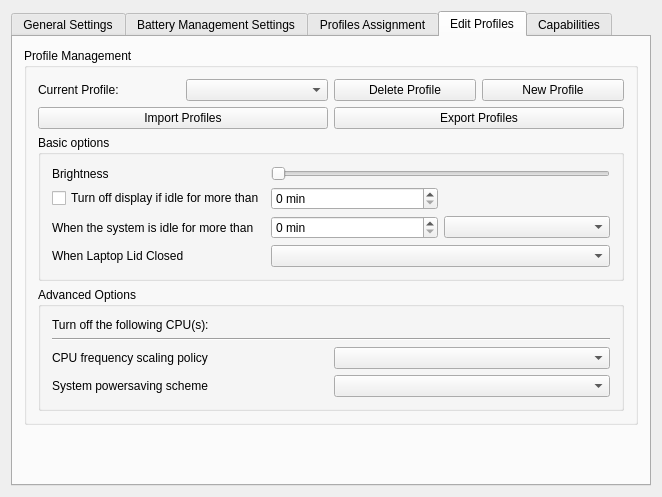
Qt form kcmodule/dialog.ui (KDE/powerdevil) before a commit.
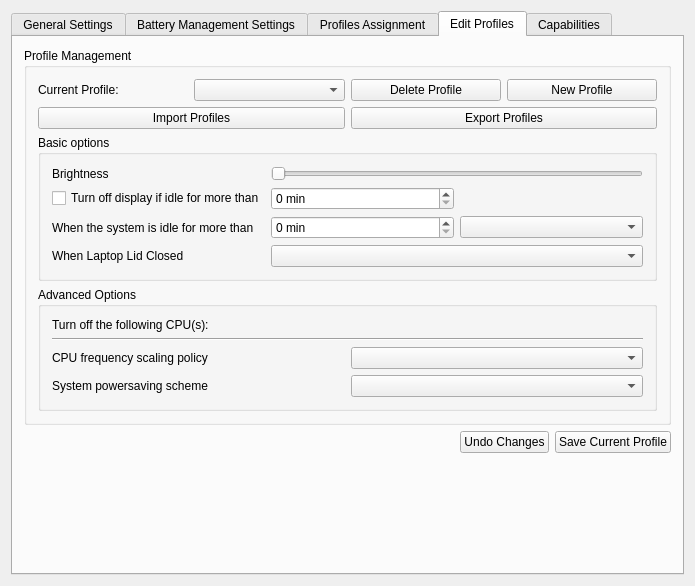
The same form after that commit. The open tabs and pages were chosen to show the change. Custom widgets are drawn as their Qt base class.

Commit message: Implementing a "Save" button for profiles. Now hitting Apply no longer acts on profiles. Also, a warning + question is displayed in case the user tries to switch a edited profile without saving it.

Patch:
```diff
--- a/kcmodule/dialog.ui
+++ b/kcmodule/dialog.ui
@@ -5,8 +5,8 @@
    <rect>
     <x>0</x>
     <y>0</y>
-    <width>662</width>
-    <height>497</height>
+    <width>695</width>
+    <height>586</height>
    </rect>
   </property>
   <property name="mouseTracking" >
@@ -548,6 +548,37 @@
          </layout>
         </widget>
        </item>
+       <item>
+        <layout class="QHBoxLayout" name="horizontalLayout_5" >
+         <item>
+          <spacer name="horizontalSpacer" >
+           <property name="orientation" >
+            <enum>Qt::Horizontal</enum>
+           </property>
+           <property name="sizeHint" stdset="0" >
+            <size>
+             <width>40</width>
+             <height>20</height>
+            </size>
+           </property>
+          </spacer>
+         </item>
+         <item>
+          <widget class="KPushButton" name="resetCurrentProfileButton" >
+           <property name="text" >
+            <string>Undo Changes</string>
+           </property>
+          </widget>
+         </item>
+         <item>
+          <widget class="KPushButton" name="saveCurrentProfileButton" >
+           <property name="text" >
+            <string>Save Current Profile</string>
+           </property>
+          </widget>
+         </item>
+        </layout>
+       </item>
        <item>
         <spacer name="verticalSpacer" >
          <property name="orientation" >
```
The commit also changes 4 other files.
